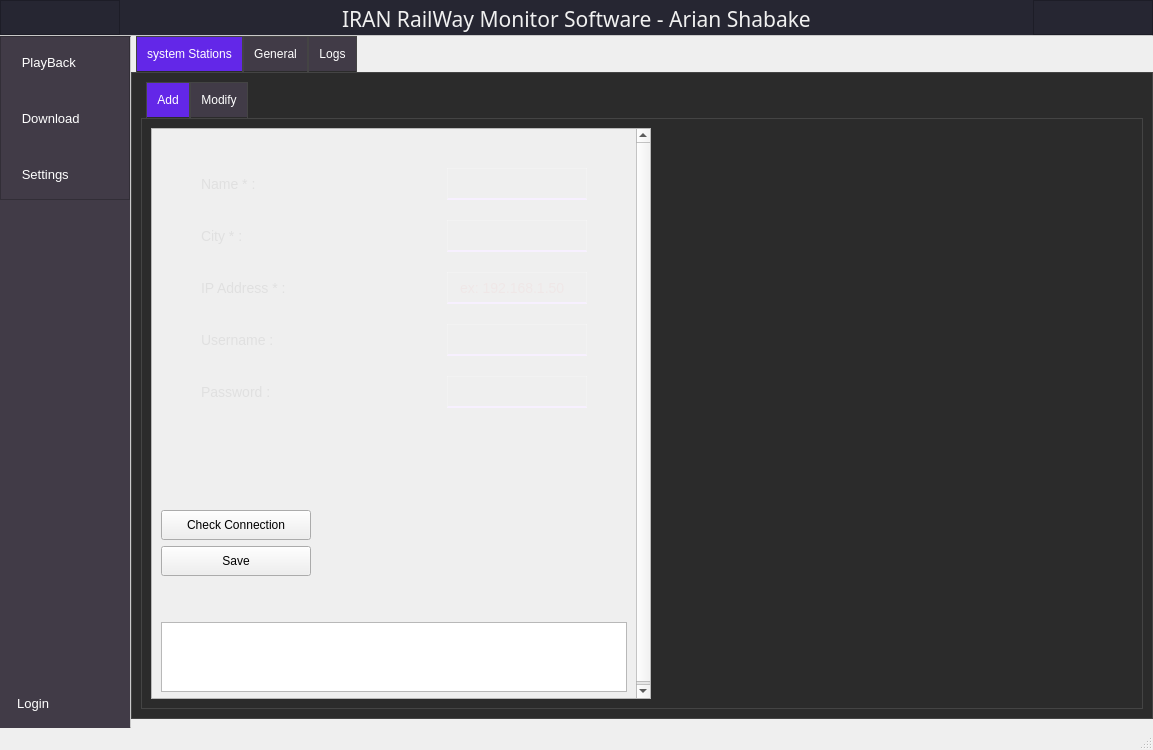
Above: UIFiles/main_UI.ui from amirhossein-mlkz/railProject_server before the change. Below: the same form after it.
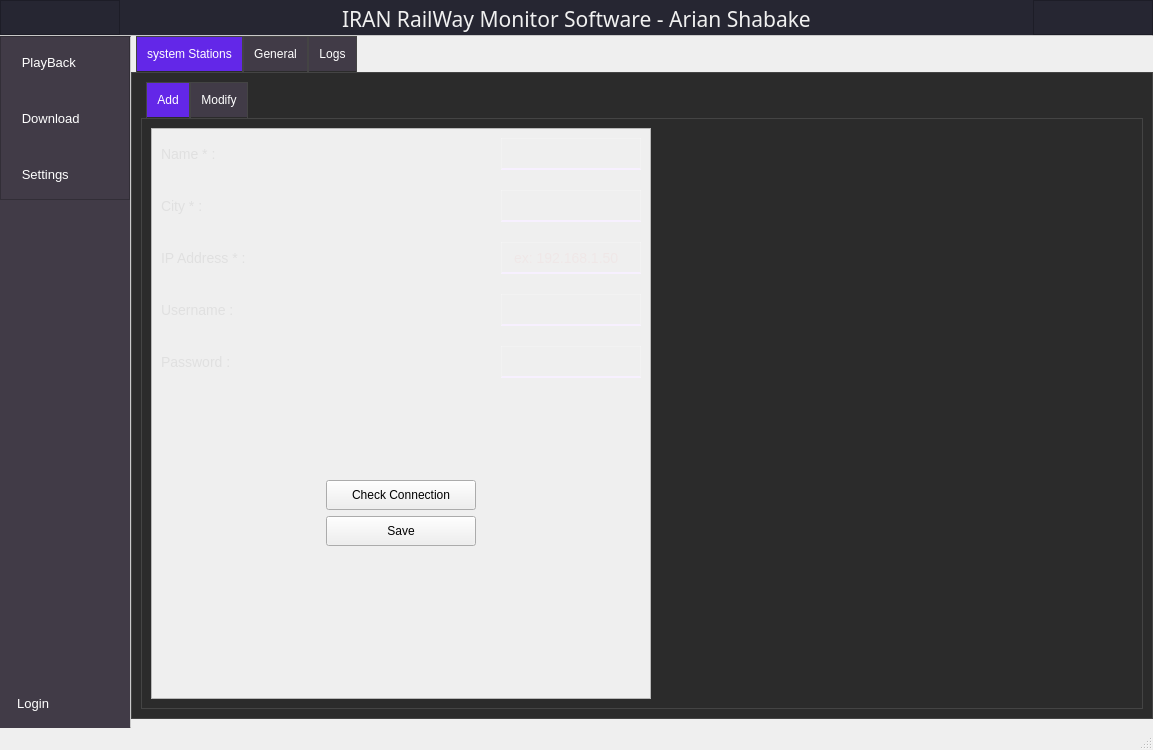
That is the form after the change. The open tabs and pages were chosen to show the change. Icons and pictures are not drawn. Custom widgets are drawn as their Qt base class.

The edit to the form file:
```diff
--- a/UIFiles/main_UI.ui
+++ b/UIFiles/main_UI.ui
@@ -255,6 +255,9 @@
         font-weight: bold;  /* بولد کردن فونت سرستون‌ها */
     }
 
+QTableView::item:alternate {
+        background-color: rgba(83, 83, 105,50)
+    }
 /****************************************************************************/
 /****************************************************************************/
 
@@ -2075,8 +2078,8 @@
                           <rect>
                            <x>0</x>
                            <y>0</y>
-                           <width>254</width>
-                           <height>573</height>
+                           <width>498</width>
+                           <height>566</height>
                           </rect>
                          </property>
                          <property name="styleSheet">
@@ -2089,19 +2092,19 @@
                           <item>
                            <layout class="QGridLayout" name="gridLayout">
                             <property name="topMargin">
-                             <number>30</number>
+                             <number>0</number>
                             </property>
                             <property name="verticalSpacing">
                              <number>20</number>
                             </property>
-                            <item row="2" column="1">
+                            <item row="2" column="0">
                              <widget class="QLabel" name="label_15">
                               <property name="text">
                                <string>IP Address * :</string>
                               </property>
                              </widget>
                             </item>
-                            <item row="4" column="2">
+                            <item row="4" column="1">
                              <widget class="QLineEdit" name="password_input">
                               <property name="maximumSize">
                                <size>
@@ -2114,54 +2117,43 @@
                               </property>
                              </widget>
                             </item>
-                            <item row="4" column="1">
-                             <widget class="QLabel" name="label_19">
-                              <property name="text">
-                               <string>Password : </string>
-                              </property>
-                             </widget>
-                            </item>
-                            <item row="3" column="2">
-                             <widget class="QLineEdit" name="username_input">
-                              <property name="maximumSize">
-                               <size>
-                                <width>140</width>
-                                <height>16777215</height>
-                               </size>
-                              </property>
-                              <property name="styleSheet">
-                               <string notr="true"/>
-                              </property>
-                             </widget>
-                            </item>
-                            <item row="1" column="1">
+                            <item row="1" column="0">
                              <widget class="QLabel" name="label_17">
                               <property name="text">
                                <string>City * : </string>
                               </property>
                              </widget>
                             </item>
-                            <item row="3" column="1">
-                             <widget class="QLabel" name="label_18">
+                            <item row="0" column="0">
+                             <widget class="QLabel" name="label_16">
                               <property name="text">
-                               <string>Username :</string>
+                               <string>Name * : </string>
                               </property>
                              </widget>
                             </item>
-                            <item row="0" column="3">
-                             <spacer name="horizontalSpacer_3">
-                              <property name="orientation">
-                               <enum>Qt::Orientation::Vertical</enum>
+                            <item row="0" column="1">
+                             <widget class="QLineEdit" name="name_input">
+                              <property name="enabled">
+                               <bool>true</bool>
                               </property>
-                              <property name="sizeHint" stdset="0">
+                              <property name="maximumSize">
                                <size>
-                                <width>40</width>
-                                <height>20</height>
+                                <width>140</width>
+                                <height>16777215</height>
                                </size>
                               </property>
-                             </spacer>
+                              <property name="cursor">
+                               <cursorShape>IBeamCursor</cursorShape>
+                              </property>
+                              <property name="styleSheet">
+                               <string notr="true"/>
+                              </property>
+                              <property name="text">
+                               <string/>
+                              </property>
+                             </widget>
                             </item>
-                            <item row="1" column="2">
+                            <item row="1" column="1">
                              <widget class="QLineEdit" name="city_input">
                               <property name="maximumSize">
                                <size>
@@ -2177,7 +2169,20 @@
                               </property>
                              </widget>
                             </item>
-                            <item row="2" column="2">
+                            <item row="3" column="1">
+                             <widget class="QLineEdit" name="username_input">
+                              <property name="maximumSize">
+                               <size>
+                                <width>140</width>
+                                <height>16777215</height>
+                               </size>
+                              </property>
+                              <property name="styleSheet">
+                               <string notr="true"/>
+                              </property>
+                             </widget>
+                            </item>
+                            <item row="2" column="1">
                              <widget class="QLineEdit" name="ip_input">
                               <property name="maximumSize">
                                <size>
@@ -2199,48 +2204,20 @@
                               </property>
                              </widget>
                             </item>
-                            <item row="0" column="1">
-                             <widget class="QLabel" name="label_16">
+                            <item row="4" column="0">
+                             <widget class="QLabel" name="label_19">
                               <property name="text">
-                               <string>Name * : </string>
+                               <string>Password : </string>
                               </property>
                              </widget>
                             </item>
-                            <item row="0" column="2">
-                             <widget class="QLineEdit" name="name_input">
-                              <property name="enabled">
-                               <bool>true</bool>
-                              </property>
-                              <property name="maximumSize">
-                               <size>
-                                <width>140</width>
-                                <height>16777215</height>
-                               </size>
-                              </property>
-                              <property name="cursor">
-                               <cursorShape>IBeamCursor</cursorShape>
-                              </property>
-                              <property name="styleSheet">
-                               <string notr="true"/>
-                              </property>
+                            <item row="3" column="0">
+                             <widget class="QLabel" name="label_18">
                               <property name="text">
-                               <string/>
+                               <string>Username :</string>
                               </property>
                              </widget>
                             </item>
-                            <item row="0" column="0">
-                             <spacer name="horizontalSpacer_7">
-                              <property name="orientation">
-                               <enum>Qt::Orientation::Vertical</enum>
-                              </property>
-                              <property name="sizeHint" stdset="0">
-                               <size>
-                                <width>40</width>
-                                <height>20</height>
-                               </size>
-                              </property>
-                             </spacer>
-                            </item>
                            </layout>
                           </item>
                           <item>
@@ -2277,7 +2254,7 @@
                             <property name="topMargin">
                              <number>0</number>
                             </property>
-                            <item>
+                            <item alignment="Qt::AlignmentFlag::AlignHCenter">
                              <widget class="QPushButton" name="btn_add_check_connection">
                               <property name="minimumSize">
                                <size>
@@ -2302,7 +2279,7 @@
                               </property>
                              </widget>
                             </item>
-                            <item>
+                            <item alignment="Qt::AlignmentFlag::AlignHCenter">
                              <widget class="QPushButton" name="btn_save_add">
                               <property name="minimumSize">
                                <size>
@@ -2334,9 +2311,6 @@
                             <property name="orientation">
                              <enum>Qt::Orientation::Vertical</enum>
                             </property>
-                            <property name="sizeType">
-                             <enum>QSizePolicy::Policy::Fixed</enum>
-                            </property>
                             <property name="sizeHint" stdset="0">
                              <size>
                               <width>20</width>
@@ -2345,9 +2319,6 @@
                             </property>
                            </spacer>
                           </item>
-                          <item>
-                           <widget class="QTextEdit" name="textEdit_ping_status"/>
-                          </item>
                          </layout>
                         </widget>
                        </widget>
```
Left out of the diff: 17 changed lines with no effect on the pictures.
